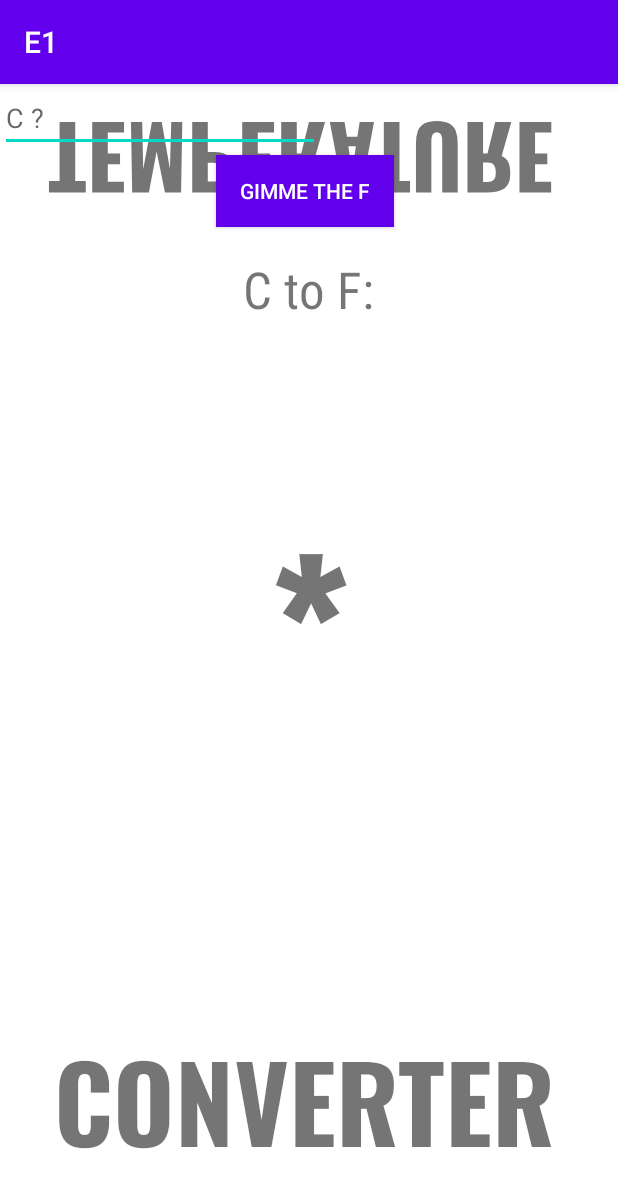
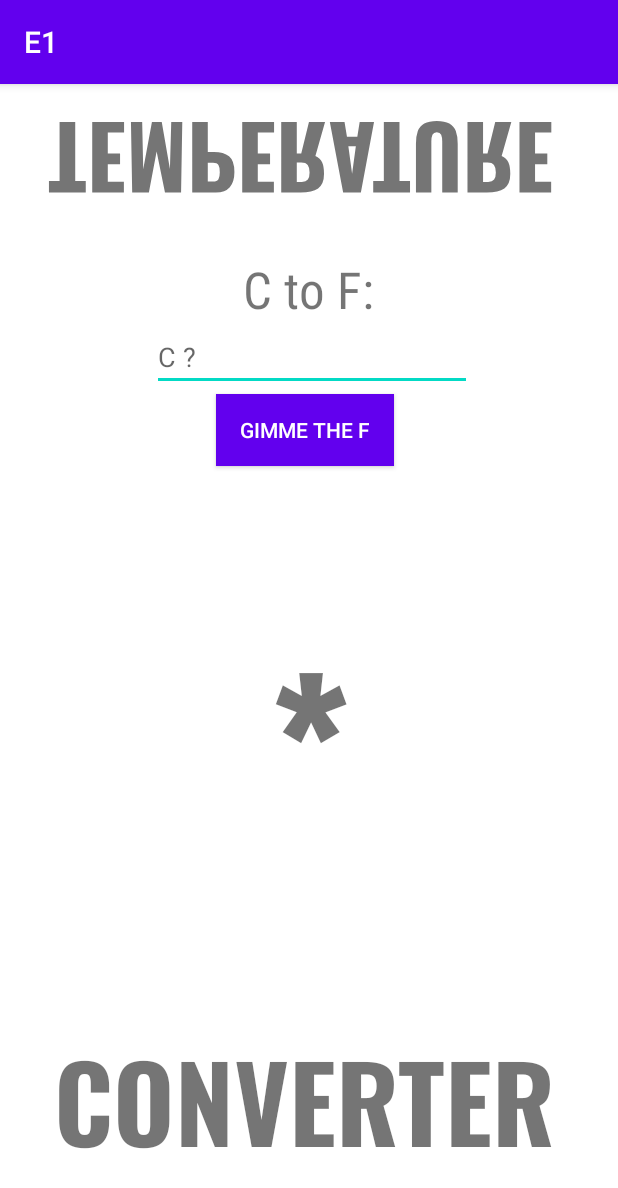
Before and after one commit to jassuwu/college6, an Android app: the screen it shows after launch (MainActivity), on a phone screen of 412 x 824 dp. Shown: the top 1188 px of the screen. Run offline under Robolectric (Android 15) with nearby library versions, the phone set to English and light mode, and no system bars.

Commit message:
20XW66: E1E2 build apks

```diff
--- a/20XW66 - MOBILE COMPUTING LAB/Exercise1and2/E1/app/src/main/res/layout/activity_main.xml
+++ b/20XW66 - MOBILE COMPUTING LAB/Exercise1and2/E1/app/src/main/res/layout/activity_main.xml
@@ -49,11 +49,12 @@
         android:id="@+id/editTextTextPersonName"
         android:layout_width="wrap_content"
         android:layout_height="wrap_content"
+        android:layout_marginStart="101dp"
         android:ems="10"
         android:hint="C ?"
         android:inputType="textPersonName"
-        tools:layout_editor_absoluteX="101dp"
-        tools:layout_editor_absoluteY="159dp" />
+        app:layout_constraintStart_toStartOf="parent"
+        app:layout_constraintTop_toBottomOf="@+id/textView3" />
 
     <Button
         android:id="@+id/button"
```
